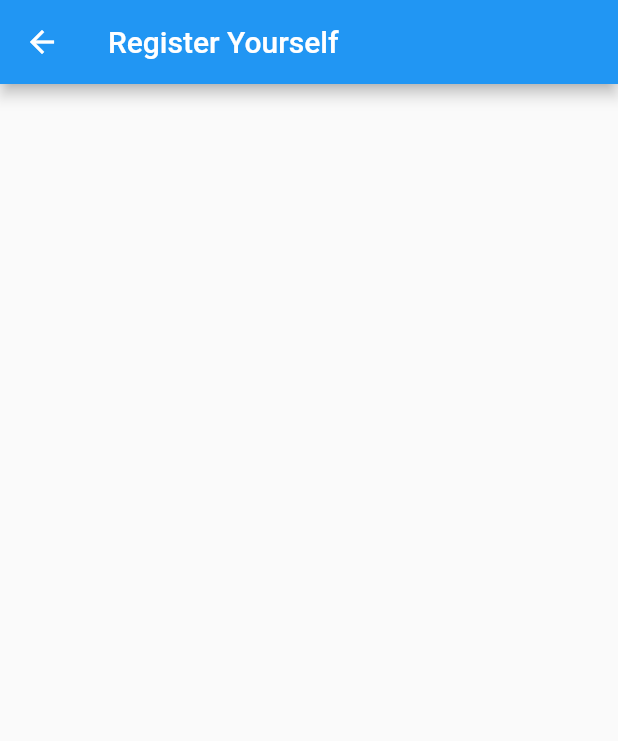
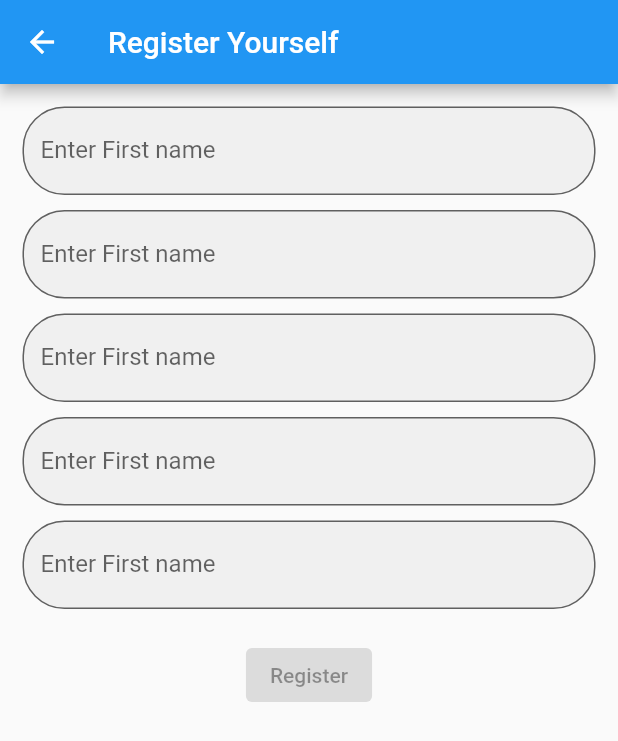
Before and after one commit to anurag548/flutter_application_2, a Flutter app: the RegistrationWidget screen opened directly, on a phone screen of 412 x 824 dp. Shown: the top 741 px of the screen. Run offline on Flutter 3.47's test engine with Material 2 defaults, Android fonts, the phone set to English and light mode, and no system bars; our stand-ins replace firebase_auth, firebase_core; accounts and stored records are empty; network calls fail.

Commit message:
Changed branch for registration

```diff
--- a/lib/main.dart
+++ b/lib/main.dart
@@ -2,7 +2,6 @@ import 'package:firebase_auth/firebase_auth.dart';
 import 'package:flutter/material.dart';
 import './login_widget.dart';
 import './home_widget.dart';
-import './registration_widget.dart';
 import 'package:firebase_core/firebase_core.dart';
 
 Future<void> main() async {
--- a/lib/registration_widget.dart
+++ b/lib/registration_widget.dart
@@ -1,5 +1,6 @@
 import 'package:flutter/material.dart';
 import 'package:flutter/gestures.dart';
+import 'package:flutter_application_2/reuse/reusable_assets.dart';
 
 //**TODO: Create a registration page with  */
 
@@ -9,11 +10,43 @@ class RegistrationWidget extends StatefulWidget {
 }
 
 class _RegistrationWidgetState extends State<RegistrationWidget> {
+  final _email = TextEditingController();
+  final _password = TextEditingController();
+  final _cpassword = TextEditingController();
+  final _fname = TextEditingController();
+  final _lname = TextEditingController();
+
   @override
   Widget build(BuildContext context) => Scaffold(
-        appBar: AppBar(
-          title: Text("Register Yourself"),
-        ),
-        body: Column(),
-      );
+      appBar: AppBar(
+        title: Text("Register Yourself"),
+      ),
+      body: Container(
+          child: SingleChildScrollView(
+              child: Padding(
+        padding: EdgeInsets.all(15),
+        child: Column(children: [
+          reuseIt(_fname, false, "Enter First name"),
+          const SizedBox(
+            height: 10,
+          ),
+          reuseIt(_lname, false, "Enter First name"),
+          const SizedBox(
+            height: 10,
+          ),
+          reuseIt(_email, false, "Enter First name"),
+          const SizedBox(
+            height: 10,
+          ),
+          reuseIt(_password, false, "Enter First name"),
+          const SizedBox(
+            height: 10,
+          ),
+          reuseIt(_cpassword, false, "Enter First name"),
+          const SizedBox(
+            height: 20,
+          ),
+          ElevatedButton(child: const Text('Register'), onPressed: null),
+        ]),
+      ))));
 }
--- a/lib/reuse/reusable_assets.dart
+++ b/lib/reuse/reusable_assets.dart
@@ -10,6 +10,14 @@ TextField reuseIt(
     obscureText: isPass,
     enableSuggestions: !isPass,
     autocorrect: !isPass,
-    decoration: InputDecoration(hintText: name, border: OutlineInputBorder()),
+    decoration: InputDecoration(
+        labelText: name,
+        hintText: name,
+        filled: true,
+        floatingLabelBehavior: FloatingLabelBehavior.auto,
+        border: OutlineInputBorder(
+            borderRadius: BorderRadius.circular(28.0),
+            borderSide: const BorderSide(width: 0, style: BorderStyle.solid))),
+    style: TextStyle(color: Colors.black38),
   );
 }
```
Also changed, not shown: lib/login_widget.dart (+18 -5 lines).
